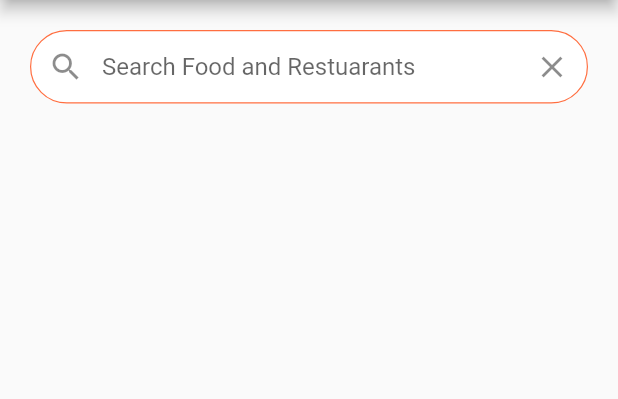
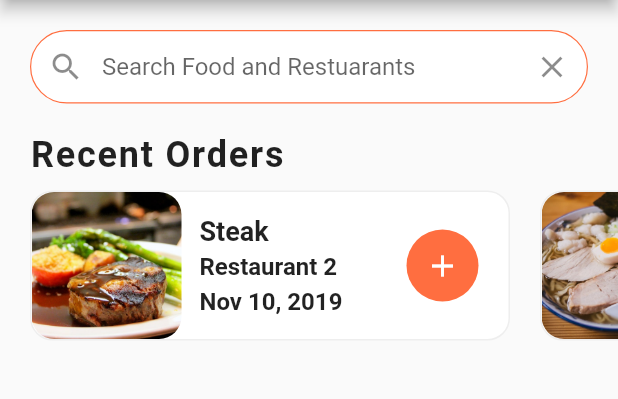
Before and after one commit to dulajkavinda/food-delivery, a Flutter app: the screen it shows after launch, on a phone screen of 412 x 824 dp, the part 84-483 px from its top. Run offline on Flutter 3.47's test engine with Material 2 defaults, Android fonts, the phone set to English and light mode, and no system bars.

Commit message:
recent orders done

```diff
--- a/lib/screens/home_screen.dart
+++ b/lib/screens/home_screen.dart
@@ -1,5 +1,6 @@
 import 'package:flutter/material.dart';
 import 'package:food_delivery_FT/data/data.dart';
+import 'package:food_delivery_FT/widgets/recent_orders.dart';
 
 class HomeScreen extends StatelessWidget {
   @override
@@ -48,7 +49,8 @@ class HomeScreen extends StatelessWidget {
                           width: 0.8, color: Theme.of(context).primaryColor)),
                   hintText: 'Search Food and Restuarants'),
             ),
-          )
+          ),
+          RecentOrders(),
         ],
       ),
     );
--- /dev/null
+++ b/lib/widgets/recent_orders.dart
@@ -0,0 +1,115 @@
+import 'package:flutter/material.dart';
+import 'package:food_delivery_FT/data/data.dart';
+import 'package:food_delivery_FT/models/order.dart';
+
+class RecentOrders extends StatelessWidget {
+  @override
+  Widget build(BuildContext context) {
+    return Column(
+      crossAxisAlignment: CrossAxisAlignment.start,
+      children: [
+        Padding(
+          padding: EdgeInsets.symmetric(horizontal: 20.0),
+          child: Text(
+            'Recent Orders',
+            style: TextStyle(
+                fontSize: 24.0,
+                fontWeight: FontWeight.w600,
+                letterSpacing: 1.2),
+          ),
+        ),
+        Container(
+          height: 120.0,
+          padding: EdgeInsets.only(left: 10.0),
+          child: ListView.builder(
+            physics: BouncingScrollPhysics(),
+            scrollDirection: Axis.horizontal,
+            itemCount: currentUser.orders.length,
+            itemBuilder: (BuildContext context, int index) {
+              Order order = currentUser.orders[index];
+              return _buildRecentOrder(context, order);
+            },
+          ),
+        )
+      ],
+    );
+  }
+
+  Widget _buildRecentOrder(BuildContext context, Order order) {
+    return Container(
+      margin: EdgeInsets.all(10.0),
+      width: 320.0,
+      decoration: BoxDecoration(
+          color: Colors.white,
+          borderRadius: BorderRadius.circular(15.0),
+          border: Border.all(width: 1.0, color: Colors.grey[200])),
+      child: Row(
+        mainAxisAlignment: MainAxisAlignment.spaceBetween,
+        children: [
+          Expanded(
+            child: Row(
+              children: [
+                ClipRRect(
+                  borderRadius: BorderRadius.circular(15.0),
+                  child: Image(
+                    height: 100.0,
+                    width: 100.0,
+                    image: AssetImage(order.food.imageUrl),
+                    fit: BoxFit.cover,
+                  ),
+                ),
+                Expanded(
+                  child: Container(
+                    margin: EdgeInsets.all(12.0),
+                    child: Column(
+                      mainAxisAlignment: MainAxisAlignment.center,
+                      crossAxisAlignment: CrossAxisAlignment.start,
+                      children: [
+                        Text(
+                          order.food.name,
+                          style: TextStyle(
+                              fontSize: 18.0, fontWeight: FontWeight.bold),
+                          overflow: TextOverflow.ellipsis,
+                        ),
+                        SizedBox(
+                          height: 4.0,
+                        ),
+                        Text(
+                          order.restaurant.name,
+                          style: TextStyle(
+                              fontSize: 16.0, fontWeight: FontWeight.w600),
+                          overflow: TextOverflow.ellipsis,
+                        ),
+                        SizedBox(
+                          height: 4.0,
+                        ),
+                        Text(
+                          order.date,
+                          style: TextStyle(
+                              fontSize: 16.0, fontWeight: FontWeight.w600),
+                          overflow: TextOverflow.ellipsis,
+                        )
+                      ],
+                    ),
+                  ),
+                ),
+              ],
+            ),
+          ),
+          Container(
+            child: IconButton(
+              color: Colors.white,
+              icon: Icon(Icons.add),
+              onPressed: () {},
+            ),
+            margin: EdgeInsets.only(right: 20.0),
+            width: 48.0,
+            decoration: BoxDecoration(
+                color: Theme.of(context).primaryColor,
+                borderRadius: BorderRadius.circular(30.0)),
+          )
+        ],
+      ),
+    );
+  }
+}
--- a/pubspec.yaml
+++ b/pubspec.yaml
@@ -45,8 +45,8 @@ flutter:
   uses-material-design: true
 
   # To add assets to your application, add an assets section, like this:
-  # assets:
-  #   - images/a_dot_burr.jpeg
+  assets:
+   - assets/images/
   #   - images/a_dot_ham.jpeg
 
   # An image asset can refer to one or more resolution-specific "variants", see
```
